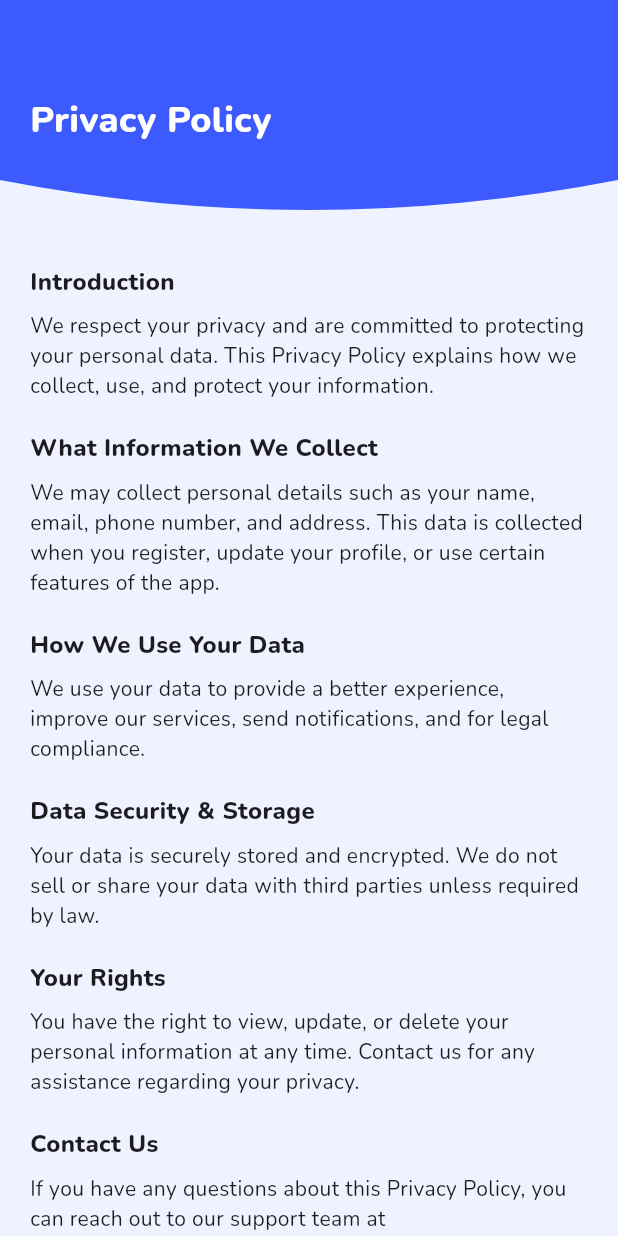
After one commit to shahinshpbr10/TraceAdmin, a Flutter app: the PrivacyPolicyPage screen opened directly, on a phone screen of 412 x 824 dp. The commit adds this screen. Run offline on Flutter 3.47's test engine with Material 3 defaults, Android fonts, the phone set to English and light mode, and no system bars; our stand-ins replace cloud_firestore, firebase_auth, firebase_core, fl_chart, flutter_svg, iconsax and 1 more; accounts and stored records are empty.

Commit message:
privacy policy page done

```diff
--- /dev/null
+++ b/lib/Pages/privacypolicypage.dart
@@ -0,0 +1,126 @@
+import 'package:admin/Common/text_styles.dart';
+import 'package:flutter/material.dart';
+
+class PrivacyPolicyPage extends StatelessWidget {
+  const PrivacyPolicyPage({super.key});
+
+  @override
+  Widget build(BuildContext context) {
+    return Scaffold(
+      backgroundColor: const Color(0xFFEEF3FF),
+      body: Column(
+        children: [
+          // Curved AppBar
+          ClipPath(
+            clipper: CurveClipper(),
+            child: Container(
+              width: double.infinity,
+              height: 160,
+              color: const Color(0xFF3D5AFE),
+              padding: const EdgeInsets.symmetric(horizontal: 20, vertical: 30),
+              child: Align(
+                alignment: Alignment.centerLeft,
+                child: Text(
+                  "Privacy Policy",
+                  style: AppTextStyles.smallBodyText.copyWith(
+                    color: Colors.white,
+                    fontSize: 24,
+                    fontWeight: FontWeight.bold,
+                  ),
+                ),
+              ),
+            ),
+          ),
+
+          // Content
+          Expanded(
+            child: SingleChildScrollView(
+              padding: const EdgeInsets.symmetric(horizontal: 20, vertical: 16),
+              child: Column(
+                crossAxisAlignment: CrossAxisAlignment.start,
+                children:  [
+                  Text(
+                    "Introduction",
+                    style: AppTextStyles.smallBodyText.copyWith(fontWeight: FontWeight.bold, fontSize: 16),
+                  ),
+                  SizedBox(height: 8),
+                  Text(
+                    "We respect your privacy and are committed to protecting your personal data. This Privacy Policy explains how we collect, use, and protect your information.",
+                 style: AppTextStyles.smallBodyText, ),
+                  SizedBox(height: 20),
+
+                  Text(
+                    "What Information We Collect",
+                    style: AppTextStyles.smallBodyText.copyWith(fontWeight: FontWeight.bold, fontSize: 16),
+                  ),
+                  SizedBox(height: 8),
+                  Text(
+                    "We may collect personal details such as your name, email, phone number, and address. This data is collected when you register, update your profile, or use certain features of the app.",
+                  style: AppTextStyles.smallBodyText,),
+                  SizedBox(height: 20),
+
+                  Text(
+                    "How We Use Your Data",
+                    style: AppTextStyles.smallBodyText.copyWith(fontWeight: FontWeight.bold, fontSize: 16),
+                  ),
+                  SizedBox(height: 8),
+                  Text(
+                    "We use your data to provide a better experience, improve our services, send notifications, and for legal compliance.",
+                 style: AppTextStyles.smallBodyText, ),
+                  SizedBox(height: 20),
+
+                  Text(
+                    "Data Security & Storage",
+                    style: AppTextStyles.smallBodyText.copyWith(fontWeight: FontWeight.bold, fontSize: 16),
+                  ),
+                  SizedBox(height: 8),
+                  Text(
+                    "Your data is securely stored and encrypted. We do not sell or share your data with third parties unless required by law.",
+                  style: AppTextStyles.smallBodyText,),
+                  SizedBox(height: 20),
+
+                  Text(
+                    "Your Rights",
+                    style: AppTextStyles.smallBodyText.copyWith(fontWeight: FontWeight.bold, fontSize: 16),
+                  ),
+                  SizedBox(height: 8),
+                  Text(
+                    "You have the right to view, update, or delete your personal information at any time. Contact us for any assistance regarding your privacy.",
+                 style: AppTextStyles.smallBodyText, ),
+                  SizedBox(height: 20),
+
+                  Text(
+                    "Contact Us",
+                    style: AppTextStyles.smallBodyText.copyWith(fontWeight: FontWeight.bold, fontSize: 16),
+                  ),
+                  SizedBox(height: 8),
+                  Text(
+                    "If you have any questions about this Privacy Policy, you can reach out to our support team at support@traceadmin.com.",
+                 style: AppTextStyles.smallBodyText, ),
+                  SizedBox(height: 20),
+                ],
+              ),
+            ),
+          ),
+        ],
+      ),
+    );
+  }
+}
+
+// Curved AppBar Clipper
+class CurveClipper extends CustomClipper<Path> {
+  @override
+  Path getClip(Size size) {
+    final path = Path();
+    path.lineTo(0, size.height - 40);
+    path.quadraticBezierTo(
+        size.width / 2, size.height, size.width, size.height - 40);
+    path.lineTo(size.width, 0);
+    path.close();
+    return path;
+  }
+
+  @override
+  bool shouldReclip(CustomClipper<Path> oldClipper) => false;
+}
--- a/lib/Pages/settingspage.dart
+++ b/lib/Pages/settingspage.dart
@@ -1,4 +1,5 @@
 import 'package:admin/Pages/changepasswordpage.dart';
+import 'package:admin/Pages/privacypolicypage.dart';
 import 'package:admin/Pages/profile_page.dart';
 import 'package:flutter/cupertino.dart';
 import 'package:flutter/material.dart';
@@ -78,7 +79,11 @@ class SettingsPage extends StatelessWidget {
                     ),
                   ),
                   const SizedBox(height: 8),
-                  _buildSettingTile(Iconsax.security_safe, "Privacy Policy", () {}),
+                  _buildSettingTile(Iconsax.security_safe, "Privacy Policy", () {
+                    Navigator.of(context).push(CupertinoPageRoute(builder: (context) {
+                      return PrivacyPolicyPage();
+                    },));
+                  }),
                   _buildSettingTile(Iconsax.info_circle, "About", () {}),
 
                   const SizedBox(height: 24),
```
Also changed, not shown: lib/Pages/aboutpage.dart (added, +120 -0 lines).
